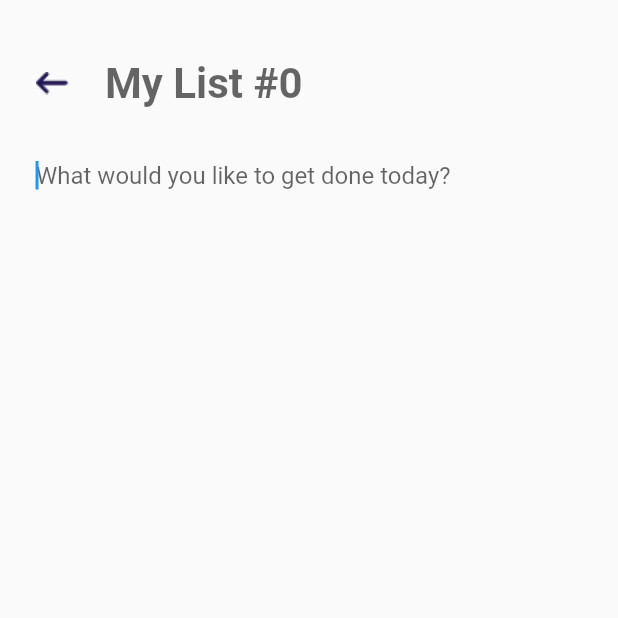
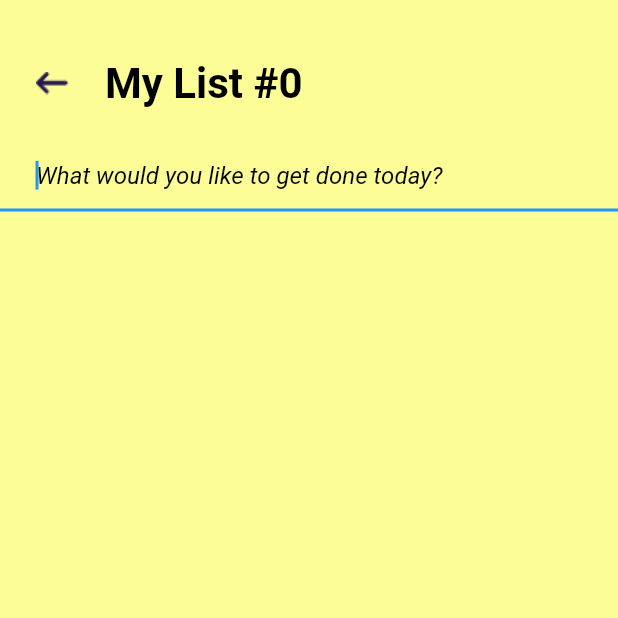
Before and after one commit to jmcquaw/HoneyDo, a Flutter app: the homepage screen opened directly with empty values, after a tap on "Add New List", on a phone screen of 412 x 824 dp, the top half of it. Run offline on Flutter 3.47's test engine with Material 2 defaults, Android fonts, the light colour scheme and no system bars.

Commit message:
reworked theming for something a little bit less terrible on the eyes

```diff
--- a/lib/screens/homepage.dart
+++ b/lib/screens/homepage.dart
@@ -4,12 +4,12 @@ import 'package:honeyDo/screens/taskpage.dart';
 
 //stateful widget because the UI will change dynamically as new lists get added
 class homepage extends StatefulWidget {
-  final List<doList> lists;//this is the list of objects that contains all of the data
+  final List<doList> lists; //this is the list of objects that contains all of the data
 
-  homepage({Key? key, required this.lists}) : super(key: key);//allows for passing of data between screens
+  homepage({Key? key, required this.lists}) : super(key: key); //allows for passing of data between screens
 
   @override
-  _homepageState createState() => _homepageState();//make screen state
+  _homepageState createState() => _homepageState(); //make screen state
 }
 
 class _homepageState extends State<homepage> {
@@ -22,42 +22,51 @@ class _homepageState extends State<homepage> {
 
   List<Widget> buildListButtons() {
     buttonsList = []; //this clears the list so that every the screen loads it doesnt duplicate data
-    buttonsList.add(new ElevatedButton( //make the new list button first
+    buttonsList.add(new ElevatedButton(
+      //make the new list button first
       onPressed: () {
-        widget.lists.add(doList("My List #" + widget.lists.length.toString(), widget.lists.length, [])); //new list with a default generated name and id and empty tasks
+        widget.lists.add(doList("My List #" + widget.lists.length.toString(), widget.lists.length,
+            [])); //new list with a default generated name and id and empty tasks
 
-        Navigator.push( //push to route stack
+        Navigator.push(
+            //push to route stack
             context,
             MaterialPageRoute(
-                builder: (context) => taskpage( //go to taskpage with the following arguments
+                builder: (context) => taskpage(
+                    //go to taskpage with the following arguments
                     activeID: widget.lists[widget.lists.length - 1].lid, //generate the next ID
-                    lists: widget.lists)));//pass the main list object
+                    lists: widget.lists))); //pass the main list object
       }, //
       style: ButtonStyle(
           backgroundColor: MaterialStateProperty.all(Color(0xffC8A4F8)), //make it pretty
-          textStyle: (MaterialStateProperty.all(
-              TextStyle(color: Colors.white, fontSize: 18)))),//make it pretty
+          textStyle: (MaterialStateProperty.all(TextStyle(color: Color(0xff000000), fontSize: 18)))), //make it pretty
       child: Text("Add New List"),
     ));
-    for (int i = widget.lists.length - 1; i > -1; i--) { //generate buttons for each list
+    for (int i = widget.lists.length - 1; i > -1; i--) {
+      //generate buttons for each list
       buttonsList.add(new ElevatedButton(
           //make a button
-          onLongPress: () {//long hold will delete an item but will make a popup to confirm
-            deleteWarning(context, i);//trigger dialog
+          onLongPress: () {
+            //long hold will delete an item but will make a popup to confirm
+            deleteWarning(context, i); //trigger dialog
           },
           onPressed: () {
-            Navigator.push(//push to route stack
+            Navigator.push(
+                //push to route stack
                 context,
                 MaterialPageRoute(
-                    builder: (context) => taskpage( //go to taskpage with the following arguments
-                        activeID: widget.lists[i].lid, lists: widget.lists)));//pass corresponding id of tapped list and the main lists object
+                    builder: (context) => taskpage(
+                        //go to taskpage with the following arguments
+                        activeID: widget.lists[i].lid,
+                        lists: widget.lists))); //pass corresponding id of tapped list and the main lists object
           },
           //this passes the associated ID so we know where to read on the other side
           style: ButtonStyle(
               //just making it pretty
-              backgroundColor: MaterialStateProperty.all(Color(0xffdfecb7)),//make it pretty
-              textStyle: (MaterialStateProperty.all(
-                  TextStyle(color: Colors.black, fontSize: 18)))),//make it pretty
+
+              backgroundColor: MaterialStateProperty.all(Color(0xffa6eca8)), //make it pretty
+              textStyle:
+                  (MaterialStateProperty.all(TextStyle(color: Color(0xff000000), fontSize: 18)))), //make it pretty
           child: Text(widget.lists[i].title)));
     }
     return buttonsList;
@@ -66,7 +75,7 @@ class _homepageState extends State<homepage> {
   @override
   Widget build(BuildContext context) {
     return Scaffold(
-      backgroundColor: Color(0xfff7ad45),
+      backgroundColor: Color(0xfffdfd97),
       body: Column(
         children: <Widget>[
           Container(
@@ -87,7 +96,7 @@ class _homepageState extends State<homepage> {
                 //snap to top
                 child: ListView(
                   //scrollable list
-                  children: buildListButtons(),//populate with buttons
+                  children: buildListButtons(), //populate with buttons
                 )),
           )
         ],
@@ -95,38 +104,40 @@ class _homepageState extends State<homepage> {
     );
   }
 
-
 //make a dialog to warn user about deletion
-  Future<void> deleteWarning(BuildContext context, int listID) async { //this needs to be asynchronous
+  Future<void> deleteWarning(BuildContext context, int listID) async {
+    //this needs to be asynchronous
     showDialog(
         context: context,
         barrierDismissible: false, //USER CANNOT IGNORE THIS POPUP
         builder: (BuildContext ctx) {
           return AlertDialog(
             title: Text('DELETE LIST'),
-            content:
-                Text('Are you sure to delete this list? This cannot be undone'),
+            content: Text('Are you sure to delete this list? This cannot be undone'),
             actions: [
               // yes button
               TextButton(
-                  onPressed: () { //if confirmed run the delete list function
+                  onPressed: () {
+                    //if confirmed run the delete list function
                     deleteList(listID);
-                    setState(() { //refreshscreen
+                    setState(() {
+                      //refreshscreen
                     });
-                    Navigator.of(context).pop();// Close the dialog
-
+                    Navigator.of(context).pop(); // Close the dialog
                   },
                   child: Text('Yes')),
               //no button
               TextButton(
-                  onPressed: () { //do nothing
-                    Navigator.of(context).pop();// Close the dialog
+                  onPressed: () {
+                    //do nothing
+                    Navigator.of(context).pop(); // Close the dialog
                   },
                   child: Text('No'))
             ],
           );
         });
   }
+
 //delete list from main object
   void deleteList(int listID) {
     widget.lists.removeAt(listID); //remove lists
--- a/lib/screens/taskpage.dart
+++ b/lib/screens/taskpage.dart
@@ -1,5 +1,4 @@
 import 'package:flutter/material.dart';
-import 'package:flutter/widgets.dart';
 import 'package:honeyDo/screens/doList.dart';
 import 'package:honeyDo/screens/task.dart';
 
@@ -8,8 +7,7 @@ import 'homepage.dart';
 //second page of the app for the new added tasks
 class taskpage extends StatefulWidget {
   final int activeID; //this var keeps track of which dolist we are working on
-  final List<doList>
-      lists; //this is the list of objects that contains all of the data
+  final List<doList> lists; //this is the list of objects that contains all of the data
 
   taskpage({Key? key, required this.lists, required this.activeID})
       : super(key: key); //allows for passing of data between screens
@@ -27,10 +25,8 @@ class _taskpageState extends State<taskpage> {
     checkboxList = [];
     for (int i = 0; i < widget.lists[widget.activeID].tasks.length; i++) {
       //generate a list of checkboxestiles
-      bool temp = widget.lists[widget.activeID].tasks[i]
-          .status; //this temp bool is to set initial state of thebox
+      bool temp = widget.lists[widget.activeID].tasks[i].status; //this temp bool is to set initial state of thebox
 
-      var key;
       checkboxList.add(new Dismissible(
           key: UniqueKey(),
           background: Container(color: Colors.red),
@@ -39,25 +35,24 @@ class _taskpageState extends State<taskpage> {
             setState(() {
               widget.lists[widget.activeID].tasks.removeAt(i);
             });
-          }
-
-
-          ,
+          },
           child: CheckboxListTile(
               controlAffinity: ListTileControlAffinity.leading,
               //put the checkbox before the text
-              activeColor: Color(0xffc5dd9f),
+              activeColor: Colors.black,
               //pretty
-              checkColor: Color(0xff000000),
+              checkColor: Colors.white,
               //pretty
+              selected: widget.lists[widget.activeID].tasks[i].status,
+              selectedTileColor: Color(0xff77DD76),
               title: Text(widget.lists[widget.activeID].tasks[i].description),
               value: temp,
+              tileColor: Color(0xffD2FDBB),
               enableFeedback: true,
               //haptic/audio on interact
               onChanged: (temp) {
                 setState(() {
-                  widget.lists[widget.activeID].tasks[i].status =
-                      !widget.lists[widget.activeID].tasks[i].status;
+                  widget.lists[widget.activeID].tasks[i].status = !widget.lists[widget.activeID].tasks[i].status;
                 }); //flip the status in the object and refresh the screeen
               })));
     }
@@ -66,6 +61,7 @@ class _taskpageState extends State<taskpage> {
 
   Widget build(BuildContext context) {
     return Scaffold(
+      backgroundColor: Color(0xfffdfd97),
       body: SafeArea(
         child: Container(
           child: Column(
@@ -83,15 +79,13 @@ class _taskpageState extends State<taskpage> {
                         Navigator.push(
                             context,
                             MaterialPageRoute(
-                                builder: (context) => homepage(
-                                    lists: widget
-                                        .lists))); //go back to homepage and pass the lists
+                                builder: (context) =>
+                                    homepage(lists: widget.lists))); //go back to homepage and pass the lists
                       },
                       child: Padding(
                         padding: const EdgeInsets.all(24.0),
                         child: Image(
-                          image:
-                              AssetImage('assets/images/back_arrow_icon.png'),
+                          image: AssetImage('assets/images/back_arrow_icon.png'),
                         ),
                       ),
                     ),
@@ -100,14 +94,14 @@ class _taskpageState extends State<taskpage> {
                         controller: titleTEC,
                         onSubmitted: (String value) {
                           setState(() {
-                            widget.lists[widget.activeID].title =
-                                value; //update title and refresh screen
+                            widget.lists[widget.activeID].title = value; //update title and refresh screen
                             taskTEC.clear(); //clears the text field
                           });
                         },
                         //text field for the new task title
                         decoration: InputDecoration(
                           hintText: widget.lists[widget.activeID].title,
+                          hintStyle: TextStyle(color: Colors.black),
                           border: InputBorder.none, //gets rid of the border
                         ),
                         style: TextStyle(
@@ -128,17 +122,14 @@ class _taskpageState extends State<taskpage> {
                   setState(() {
                     //update the list and refresh the screen
                     widget.lists[widget.activeID].tasks.add(task(
-                        value,
-                        false,
-                        widget.lists[widget.activeID].tasks
-                            .length)); //make a new task with entered data
+                        value, false, widget.lists[widget.activeID].tasks.length)); //make a new task with entered data
                     taskTEC.clear();
                   });
                 },
 
                 decoration: InputDecoration(
                     hintText: "What would you like to get done today?",
-                    border: InputBorder.none,
+                    hintStyle: TextStyle(fontStyle: FontStyle.italic, color: Colors.black),
                     contentPadding: EdgeInsets.symmetric(
                       horizontal: 24.0,
                     )),
@@ -146,7 +137,7 @@ class _taskpageState extends State<taskpage> {
               Expanded(
                 child: Container(
                     // width: double.infinity,
-                    padding: EdgeInsets.fromLTRB(20, 0, 20, 0),
+                    padding: EdgeInsets.fromLTRB(20, 10, 20, 0),
                     //leave a little room
                     alignment: Alignment.topCenter,
                     //snap to top
```
Also changed, not shown: assets/data/test.json (+8 -8 lines), lib/main.dart (+5 -4 lines), 1 other file.
